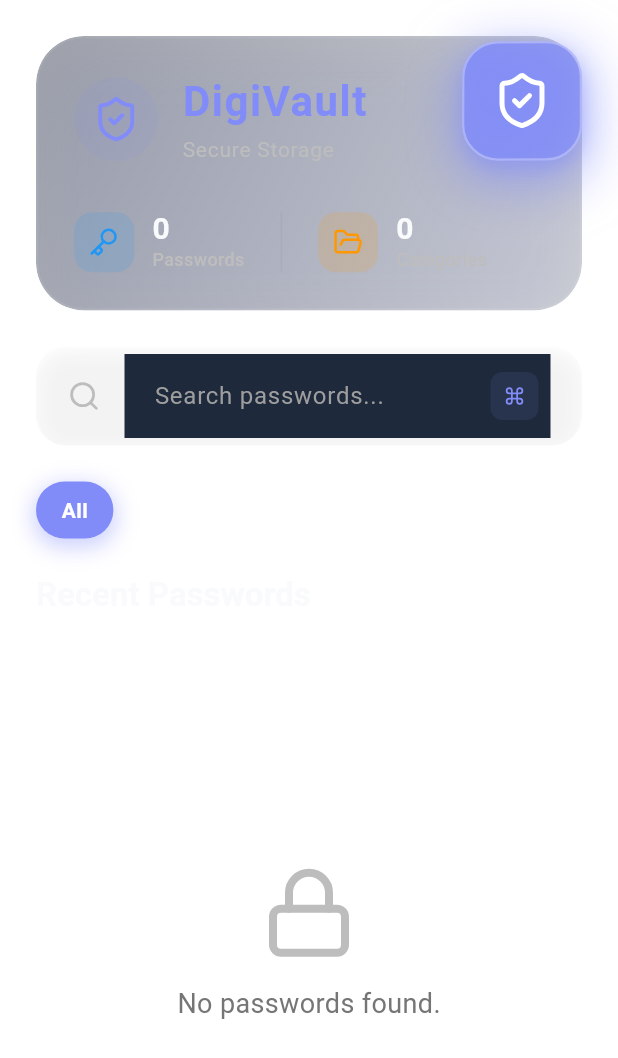
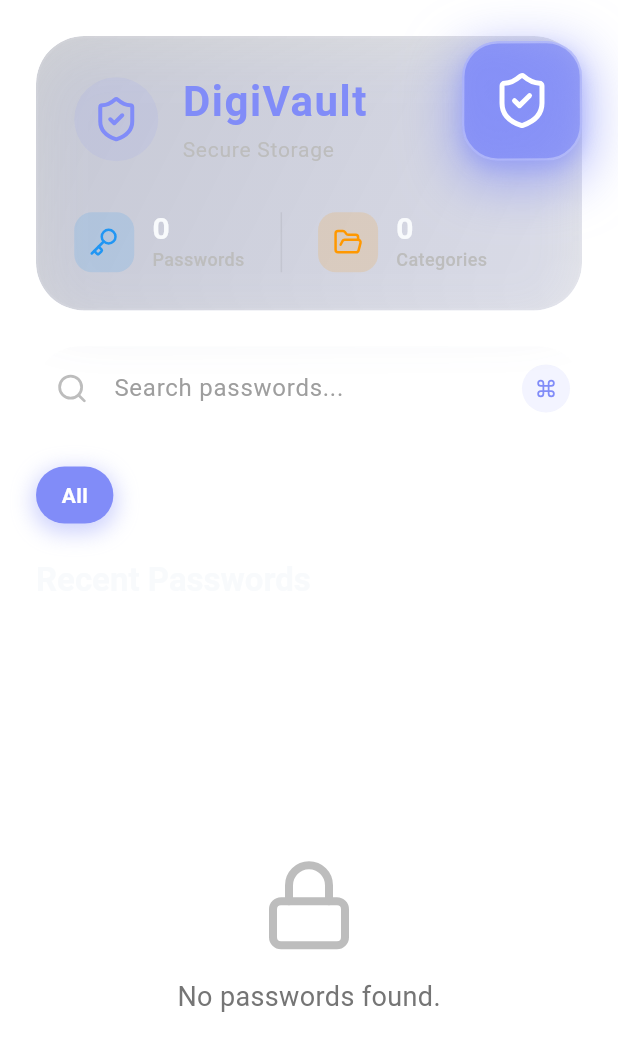
Before and after one commit to Munavvar-kavanur/DigiVault, a Flutter app: the HomeScreen screen opened directly, on a phone screen of 412 x 824 dp. Shown: the top 1058 px of the screen. Run offline on Flutter 3.47's test engine with Material 3 defaults, Android fonts, the phone set to English and light mode, and no system bars; our stand-ins replace flutter_secure_storage, lucide_icons; accounts and stored records are empty.

Commit message:
Updated some UI interfaces

```diff
--- a/lib/widgets/hero_gadget.dart
+++ b/lib/widgets/hero_gadget.dart
@@ -30,14 +30,14 @@ class HeroGadget extends StatelessWidget {
             gradient: LinearGradient(
               colors: isDark
                   ? [
-                      const Color(
-                        0xFF0F172A,
-                      ).withOpacity(0.4), // Darker, more transparent
-                      const Color(0xFF0F172A).withOpacity(0.2),
+                      const Color(0xFF0F172A).withOpacity(
+                        0.2,
+                      ), // Reduced opacity for better visibility
+                      const Color(0xFF0F172A).withOpacity(0.1),
                     ]
                   : [
-                      Colors.white.withOpacity(0.4),
-                      Colors.white.withOpacity(0.1),
+                      Colors.white.withOpacity(0.2),
+                      Colors.white.withOpacity(0.05),
                     ],
               begin: Alignment.topLeft,
               end: Alignment.bottomRight,
--- a/lib/widgets/home_search_bar.dart
+++ b/lib/widgets/home_search_bar.dart
@@ -12,53 +12,59 @@ class HomeSearchBar extends StatelessWidget {
     final isDark = Theme.of(context).brightness == Brightness.dark;
 
     return ClipRRect(
-      borderRadius: BorderRadius.circular(20),
+      borderRadius: BorderRadius.circular(50), // Curvy design
       child: BackdropFilter(
-        filter: ImageFilter.blur(sigmaX: 10, sigmaY: 10),
-        child: Container(
-          padding: const EdgeInsets.symmetric(horizontal: 20, vertical: 4),
-          decoration: BoxDecoration(
-            color: isDark
-                ? Colors.white.withOpacity(0.05)
-                : Colors.white.withOpacity(0.6),
-            borderRadius: BorderRadius.circular(20),
-            border: Border.all(
-              color: isDark
-                  ? Colors.white.withOpacity(0.1)
-                  : Colors.black.withOpacity(0.05),
-            ),
-            boxShadow: [
-              BoxShadow(
-                color: Colors.black.withOpacity(0.05),
-                blurRadius: 10,
-                offset: const Offset(0, 4),
-              ),
-            ],
-          ),
+        filter: ImageFilter.blur(sigmaX: 20, sigmaY: 20),
         child: TextField(
           onChanged: onChanged,
           style: TextStyle(
             color: isDark ? Colors.white : Colors.black87,
             fontSize: 16,
           ),
+          cursorRadius: const Radius.circular(10),
           decoration: InputDecoration(
-              icon: Icon(
+            filled: true,
+            fillColor: isDark
+                ? Colors.white.withOpacity(0.1)
+                : Colors.white.withOpacity(0.2),
+            border: OutlineInputBorder(
+              borderRadius: BorderRadius.circular(50),
+              borderSide: BorderSide.none,
+            ),
+            enabledBorder: OutlineInputBorder(
+              borderRadius: BorderRadius.circular(50),
+              borderSide: BorderSide(
+                color: isDark
+                    ? Colors.white.withOpacity(0.1)
+                    : Colors.black.withOpacity(0.05),
+              ),
+            ),
+            focusedBorder: OutlineInputBorder(
+              borderRadius: BorderRadius.circular(50),
+              borderSide: BorderSide(
+                color: Theme.of(context).colorScheme.primary.withOpacity(0.5),
+              ),
+            ),
+            prefixIcon: Icon(
               LucideIcons.search,
               color: isDark ? Colors.grey.shade400 : Colors.grey.shade500,
               size: 22,
             ),
+            contentPadding: const EdgeInsets.symmetric(
+              horizontal: 20,
+              vertical: 16,
+            ), // Adjusted padding
             hintText: 'Search passwords...',
             hintStyle: TextStyle(
               color: isDark ? Colors.grey.shade500 : Colors.grey.shade500,
               fontSize: 16,
             ),
-              border: InputBorder.none,
             suffixIcon: Container(
               margin: const EdgeInsets.all(8),
               padding: const EdgeInsets.all(6),
               decoration: BoxDecoration(
                 color: Theme.of(context).colorScheme.primary.withOpacity(0.1),
-                  borderRadius: BorderRadius.circular(8),
+                borderRadius: BorderRadius.circular(50), // Curvy suffix icon
               ),
               child: Icon(
                 LucideIcons.command,
@@ -69,7 +75,6 @@ class HomeSearchBar extends StatelessWidget {
           ),
         ),
       ),
-      ),
     );
   }
 }
```
Also changed, not shown: lib/screens/password_detail_screen.dart (+102 -35 lines). Lines whose indentation alone changed are shown as unchanged.
